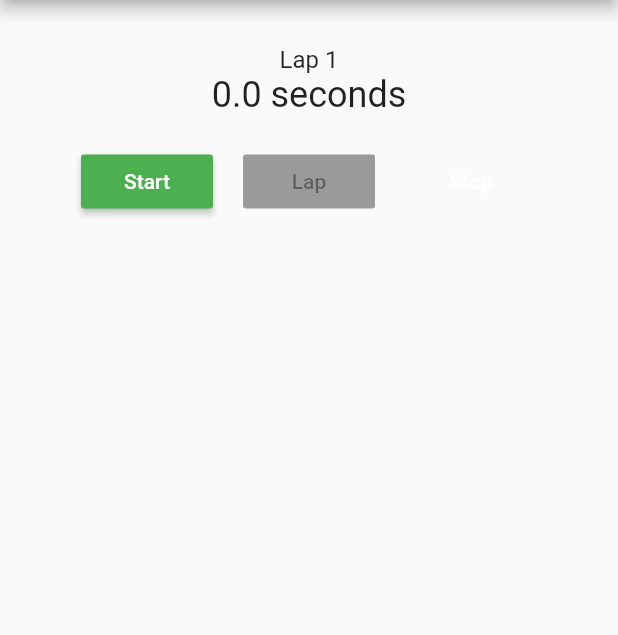
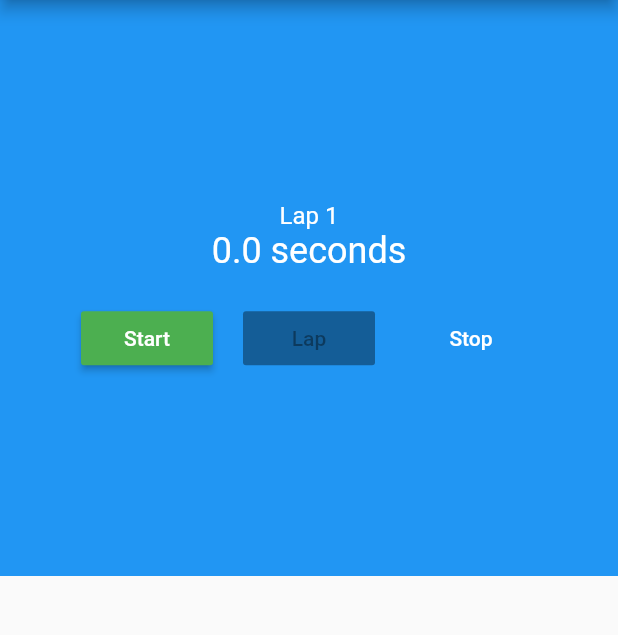
Before and after one commit to PacktPublishing/Flutter-Cookbook, a Flutter app: the screen it shows after launch, on a phone screen of 412 x 824 dp, the part 84-719 px from its top. Run offline on Flutter 3.47's test engine with Material 2 defaults, Android fonts, the phone set to English and light mode, and no system bars.

Commit message:
adding laps to the stop watch

```diff
--- a/04_Interactivity_and_State/stopwatch/lib/stopwatch.dart
+++ b/04_Interactivity_and_State/stopwatch/lib/stopwatch.dart
@@ -28,32 +28,41 @@ class StopWatchState extends State<StopWatch> {
       ),
       body: Column(
         children: <Widget>[
-          SizedBox(height: 30),
-          _buildCounter(context),
-          SizedBox(height: 20),
-          _buildButtonRow(),
-          _buildLapDisplay(),
+          Expanded(child: _buildCounter(context)),
+          Expanded(child: _buildLapDisplay()),
         ],
       ),
     );
   }
 
-  Column _buildCounter(BuildContext context) {
-    return Column(
+  Widget _buildCounter(BuildContext context) {
+    return Container(
+      color: Theme.of(context).primaryColor,
+      child: Column(
+        mainAxisAlignment: MainAxisAlignment.center,
         children: <Widget>[
           Text(
             'Lap ${laps.length + 1}',
-          style: Theme.of(context).textTheme.subhead,
+            style: Theme.of(context)
+                .textTheme
+                .subhead
+                .copyWith(color: Colors.white),
           ),
           Text(
             _secondsText(milliseconds),
-          style: Theme.of(context).textTheme.headline,
+            style: Theme.of(context)
+                .textTheme
+                .headline
+                .copyWith(color: Colors.white),
           ),
+          SizedBox(height: 20),
+          _buildControls(),
         ],
+      ),
     );
   }
 
-  Widget _buildButtonRow() {
+  Widget _buildControls() {
     return Row(
       mainAxisAlignment: MainAxisAlignment.center,
       children: <Widget>[
@@ -80,14 +89,14 @@ class StopWatchState extends State<StopWatch> {
   }
 
   Widget _buildLapDisplay() {
-    return Flexible(
-      child: ListView(
-        children: laps.map((milliseconds) {
-          return ListTile(
+    return ListView(
+      physics: BouncingScrollPhysics(),
+      children: [
+        for (int milliseconds in laps)
+          ListTile(
             title: Text(_secondsText(milliseconds)),
-          );
-        }).toList(),
-      ),
+          )
+      ],
     );
   }
 
@@ -102,9 +111,8 @@ class StopWatchState extends State<StopWatch> {
   }
 
   void _stopTimer() {
+    setState(() {
       timer.cancel();
-
-    setState(() {
       isTicking = false;
     });
   }
--- a/04_Interactivity_and_State/stopwatch/pubspec.yaml
+++ b/04_Interactivity_and_State/stopwatch/pubspec.yaml
@@ -14,7 +14,7 @@ description: A new Flutter application.
 version: 1.0.0+1
 
 environment:
-  sdk: ">=2.1.0 <3.0.0"
+  sdk: ">=2.2.2 <3.0.0"
 
 dependencies:
   flutter:
```
Lines whose indentation alone changed are shown as unchanged.
